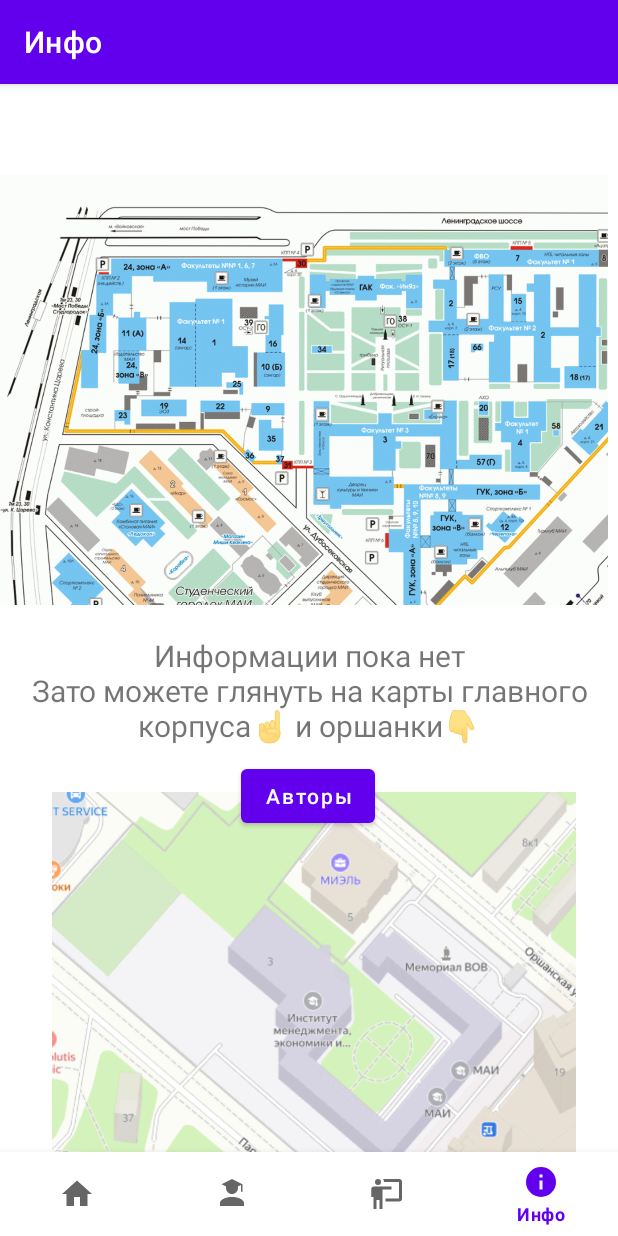
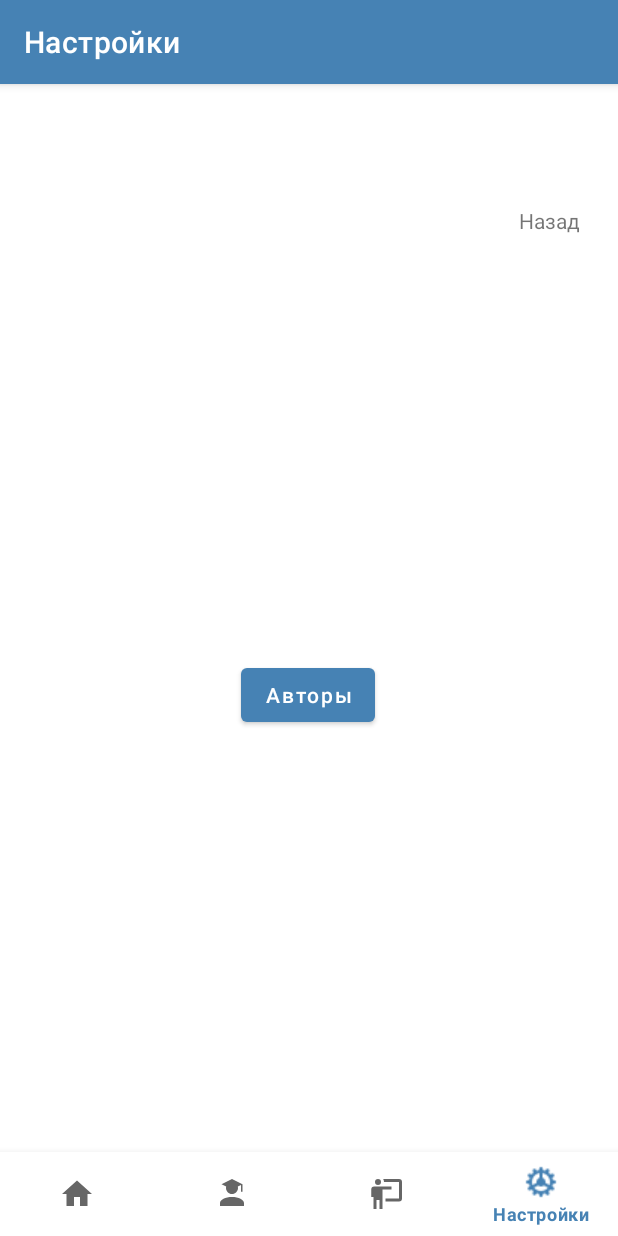
Before and after one commit to podkydish/MobileSchedule, an Android app: the SettingsFragment screen opened through its navigation route, on a phone screen of 412 x 824 dp. Run offline under Robolectric (Android 15) with nearby library versions, the phone set to English and light mode, and no system bars; our stand-ins replace navigation-ui.

Commit message:
работа с интерфейсом, перераспределение обязанностей фрагментов

```diff
--- a/app/build.gradle
+++ b/app/build.gradle
@@ -51,4 +51,5 @@ dependencies {
     implementation 'javax.persistence:javax.persistence-api:2.2'
     implementation group: 'org.apache.commons', name: 'commons-text', version: '1.10.0'
     implementation 'androidx.localbroadcastmanager:localbroadcastmanager:1.0.0'
+    implementation 'com.google.android.material:material:1.3.0-alpha02'
 }
--- a/app/src/main/AndroidManifest.xml
+++ b/app/src/main/AndroidManifest.xml
@@ -20,10 +20,8 @@
                 android:label="@string/app_name">
             <intent-filter>
                 <action android:name="android.intent.action.MAIN"/>
-
                 <category android:name="android.intent.category.LAUNCHER"/>
             </intent-filter>
-
             <meta-data
                     android:name="android.app.lib_name"
                     android:value=""/>
--- a/app/src/main/java/com/example/kalonkotlin/MainActivity.kt
+++ b/app/src/main/java/com/example/kalonkotlin/MainActivity.kt
@@ -25,7 +25,7 @@ class MainActivity : AppCompatActivity() {
         // Passing each menu ID as a set of Ids because each
         // menu should be considered as top level destinations.
         val appBarConfiguration = AppBarConfiguration(setOf(
-            R.id.navigation_home, R.id.navigation_student, R.id.navigation_professor, R.id.navigation_info))
+            R.id.navigation_home, R.id.navigation_student, R.id.navigation_professor, R.id.navigation_settings))
         setupActionBarWithNavController(navController, appBarConfiguration)
         navView.setupWithNavController(navController)
     }
--- a/app/src/main/java/com/example/kalonkotlin/ui/home/HomeFragment.kt
+++ b/app/src/main/java/com/example/kalonkotlin/ui/home/HomeFragment.kt
@@ -29,7 +29,6 @@ class HomeFragment : Fragment() {
     ): View {
         _binding = FragmentHomeBinding.inflate(inflater, container, false)
         val root: View = binding.root
-        val button = binding.extBtn
         maiNews?.settings?.cacheMode = WebSettings.LOAD_CACHE_ELSE_NETWORK
         maiNews = binding.webview
         maiNews!!.settings.javaScriptEnabled = true
@@ -37,10 +36,6 @@ class HomeFragment : Fragment() {
                 "document.getElementsByTagName('col-lg-8 me-auto mb-7 mb-lg-0')[0].style.display=\"none\"; " +
                 "})()"))
         maiNews?.loadUrl("https://mai.ru/press/news/")
-        button.setOnClickListener {
-            requireActivity().finish()
-            exitProcess(0)
-        }
         val textView: TextView = binding.textHome
         textView.text = "Добро пожаловать!"
         if (!Network.checkConnectivity(this.requireContext())) {
--- a/app/src/main/java/com/example/kalonkotlin/ui/info/InfoFragment.kt
+++ b/app/src/main/java/com/example/kalonkotlin/ui/info/SettingsFragment.kt
@@ -10,19 +10,16 @@ import android.widget.Button
 import android.widget.ImageView
 import android.widget.TextView
 import androidx.fragment.app.Fragment
-import com.example.kalonkotlin.databinding.FragmentInfoBinding
+import com.example.kalonkotlin.databinding.FragmentSettingsBinding
 
 
-class InfoFragment : Fragment(), View.OnClickListener {
+class SettingsFragment : Fragment(), View.OnClickListener {
 
     lateinit var authorText: TextView
-    lateinit var mainText: TextView
-    lateinit var bottomImage: ImageView
-    lateinit var topImage: ImageView
     lateinit var backButton: TextView
     lateinit var authorButton: Button
 
-    private var _binding: FragmentInfoBinding? = null
+    private var _binding: FragmentSettingsBinding? = null
 
 
     private val binding get() = _binding!!
@@ -33,17 +30,13 @@ class InfoFragment : Fragment(), View.OnClickListener {
         container: ViewGroup?,
         savedInstanceState: Bundle?
     ): View {
-        _binding = FragmentInfoBinding.inflate(inflater, container, false)
+        _binding = FragmentSettingsBinding.inflate(inflater, container, false)
         val root: View = binding.root
         authorText = binding.authorText
-        mainText = binding.textInfo
-        bottomImage = binding.imageView2
-        topImage = binding.imageView
         backButton = binding.backBtnInfo
         authorButton = binding.authorBtn
         authorButton.setOnClickListener(this)
         backButton.setOnClickListener(this)
-        mainText.text = "Информации пока нет\nЗато можете глянуть на карты главного корпуса☝️ и оршанки\uD83D\uDC47"
 
         return root
     }
@@ -63,9 +56,6 @@ class InfoFragment : Fragment(), View.OnClickListener {
             binding.authorBtn -> {
                 authorText.visibility = View.VISIBLE
                 authorButton.visibility = View.INVISIBLE
-                mainText.visibility = View.INVISIBLE
-                bottomImage.visibility = View.INVISIBLE
-                topImage.visibility = View.INVISIBLE
                 authorText.movementMethod = LinkMovementMethod.getInstance()
                 authorText.text = """
                     Авторы сия творения:
--- a/app/src/main/res/layout/fragment_info.xml
+++ /dev/null
@@ -1,82 +0,0 @@
-<?xml version="1.0" encoding="utf-8"?>
-<androidx.constraintlayout.widget.ConstraintLayout
-        xmlns:android="http://schemas.android.com/apk/res/android"
-        xmlns:app="http://schemas.android.com/apk/res-auto"
-        xmlns:tools="http://schemas.android.com/tools"
-        android:layout_width="match_parent"
-        android:layout_height="match_parent"
-        tools:context="com.example.kalonkotlin.ui.info.InfoFragment">
-
-    <TextView
-            android:id="@+id/text_info"
-            android:layout_width="match_parent"
-            android:layout_height="wrap_content"
-            android:layout_marginStart="8dp"
-            android:layout_marginTop="8dp"
-            android:layout_marginEnd="8dp"
-            android:textAlignment="center"
-            android:textSize="20sp"
-            app:layout_constraintBottom_toBottomOf="parent"
-            app:layout_constraintEnd_toEndOf="parent"
-            app:layout_constraintHorizontal_bias="0.0"
-            app:layout_constraintStart_toStartOf="parent"
-            app:layout_constraintTop_toTopOf="parent"
-            app:layout_constraintVertical_bias="0.481"/>
-    <TextView
-            android:layout_width="381dp"
-            android:layout_height="692dp"
-            android:linksClickable="true"
-            android:id="@+id/authorText"
-            app:layout_constraintEnd_toEndOf="@+id/text_info"
-            app:layout_constraintStart_toStartOf="@+id/text_info"
-            app:layout_constraintTop_toTopOf="parent"
-            app:layout_constraintBottom_toBottomOf="parent"
-            android:visibility="invisible"/>
-    <TextView
-            android:text="@string/back"
-            android:layout_width="wrap_content"
-            android:layout_height="wrap_content" android:id="@+id/backBtnInfo"
-            app:layout_constraintTop_toTopOf="parent"
-            android:layout_marginTop="25dp" app:layout_constraintEnd_toEndOf="parent" android:layout_marginEnd="25dp"
-            android:clickable="true"/>
-
-    <ImageView
-            android:id="@+id/imageView"
-            android:layout_width="405dp"
-            android:layout_height="296dp"
-            android:contentDescription="@string/guk_map"
-            android:src="@drawable/mai_plan"
-            app:layout_constraintEnd_toEndOf="parent"
-            app:layout_constraintHorizontal_bias="0.0"
-            app:layout_constraintStart_toStartOf="parent"
-            app:layout_constraintTop_toTopOf="parent"/>
-    <ImageView
-            android:id="@+id/imageView2"
-            android:layout_width="405dp"
-            android:layout_height="296dp"
-            android:contentDescription="@string/orsh_map"
-            android:src="@drawable/orsh_plan"
-            app:layout_constraintBottom_toBottomOf="parent"
-            app:layout_constraintEnd_toEndOf="parent"
-            app:layout_constraintHorizontal_bias="1.0"
-            app:layout_constraintStart_toStartOf="parent"
-            app:layout_constraintTop_toBottomOf="@+id/text_info"
-            app:layout_constraintVertical_bias="1.0"
-            tools:ignore="ImageContrastCheck"/>
-    <Button
-            android:text="@string/authors"
-            android:layout_width="wrap_content"
-            android:layout_height="wrap_content"
-            android:id="@+id/authorBtn"
-            android:textIsSelectable="true"
-            app:layout_constraintEnd_toEndOf="parent"
-            app:layout_constraintStart_toStartOf="parent"
-            android:layout_marginTop="9dp"
-            app:layout_constraintTop_toBottomOf="@+id/text_info"
-            app:layout_constraintBottom_toTopOf="@+id/imageView2"
-            app:layout_constraintHorizontal_bias="0.498"
-            app:layout_constraintVertical_bias="0.0"/>
-
-
-
-</androidx.constraintlayout.widget.ConstraintLayout>
--- /dev/null
+++ b/app/src/main/res/layout/fragment_settings.xml
@@ -0,0 +1,41 @@
+<?xml version="1.0" encoding="utf-8"?>
+<androidx.constraintlayout.widget.ConstraintLayout
+        xmlns:android="http://schemas.android.com/apk/res/android"
+        xmlns:app="http://schemas.android.com/apk/res-auto"
+        xmlns:tools="http://schemas.android.com/tools"
+        android:layout_width="match_parent"
+        android:layout_height="match_parent"
+        tools:context="com.example.kalonkotlin.ui.info.SettingsFragment">
+
+    <TextView
+            android:layout_width="381dp"
+            android:layout_height="692dp"
+            android:linksClickable="true"
+            android:id="@+id/authorText"
+            app:layout_constraintTop_toTopOf="parent"
+            app:layout_constraintBottom_toBottomOf="parent"
+            android:visibility="invisible"
+            tools:layout_editor_absoluteX="15dp" />
+    <TextView
+            android:text="@string/back"
+            android:layout_width="wrap_content"
+            android:layout_height="wrap_content" android:id="@+id/backBtnInfo"
+            app:layout_constraintTop_toTopOf="parent"
+            android:layout_marginTop="25dp" app:layout_constraintEnd_toEndOf="parent" android:layout_marginEnd="25dp"
+            android:clickable="true"/>
+
+    <Button
+            android:text="@string/authors"
+            android:layout_width="wrap_content"
+            android:layout_height="wrap_content"
+            android:id="@+id/authorBtn"
+            android:textIsSelectable="true"
+            app:layout_constraintEnd_toEndOf="parent"
+            app:layout_constraintStart_toStartOf="parent"
+            app:layout_constraintHorizontal_bias="0.498"
+            app:layout_constraintBottom_toBottomOf="@+id/authorText"
+            app:layout_constraintTop_toTopOf="parent" />
+
+
+
+</androidx.constraintlayout.widget.ConstraintLayout>
--- a/app/src/main/res/layout/probe.xml
+++ /dev/null
@@ -1,6 +0,0 @@
-<?xml version="1.0" encoding="utf-8"?>
-<androidx.constraintlayout.widget.ConstraintLayout xmlns:android="http://schemas.android.com/apk/res/android"
-        xmlns:app="http://schemas.android.com/apk/res-auto"
-        xmlns:tools="http://schemas.android.com/tools"
-        android:layout_width="match_parent"
-        android:layout_height="match_parent" />
--- a/app/src/main/res/menu/bottom_nav_menu.xml
+++ b/app/src/main/res/menu/bottom_nav_menu.xml
@@ -4,21 +4,25 @@
     <item
         android:id="@+id/navigation_home"
         android:icon="@drawable/home_image"
-        android:title="@string/title_home" />
+        android:title="@string/title_home"
+            />
 
     <item
         android:id="@+id/navigation_student"
         android:icon="@drawable/student_image"
-        android:title="@string/title_student" />
+        android:title="@string/title_student"
+            />
 
     <item
         android:id="@+id/navigation_professor"
         android:icon="@drawable/prof_image"
-        android:title="@string/title_professor" />
+        android:title="@string/title_professor"
+           />
 
     <item
-        android:id="@+id/navigation_info"
-        android:icon="@drawable/info_image"
-        android:title="@string/title_info" />
+        android:id="@+id/navigation_settings"
+        android:icon="@drawable/settings"
+        android:title="@string/title_settings"
+           />
 
 </menu>
--- a/app/src/main/res/navigation/mobile_navigation.xml
+++ b/app/src/main/res/navigation/mobile_navigation.xml
@@ -23,8 +23,8 @@
         android:label="@string/title_professor"
         tools:layout="@layout/fragment_professor" />
     <fragment
-        android:id="@+id/navigation_info"
-        android:name="com.example.kalonkotlin.ui.info.InfoFragment"
-        android:label="@string/title_info"
-        tools:layout="@layout/fragment_info" />
+        android:id="@+id/navigation_settings"
+        android:name="com.example.kalonkotlin.ui.info.SettingsFragment"
+        android:label="@string/title_settings"
+        tools:layout="@layout/fragment_settings" />
 </navigation>
--- a/app/src/main/res/values/strings.xml
+++ b/app/src/main/res/values/strings.xml
@@ -3,7 +3,7 @@
     <string name="title_home">Главная</string>
     <string name="title_student">Студент</string>
     <string name="title_professor">Преподаватель</string>
-    <string name="title_info">Инфо</string>
+    <string name="title_settings">Настройки</string>
     <string name="stud_search_btn">Поиск</string>
     <string name="fac_name">Укажите факультет</string>
     <string name="course_name">Укажите курс</string>
--- a/app/src/main/res/values/themes.xml
+++ b/app/src/main/res/values/themes.xml
@@ -2,8 +2,8 @@
     <!-- Base application theme. -->
     <style name="Theme.MaybeFragment" parent="Theme.MaterialComponents.DayNight.DarkActionBar">
         <!-- Primary brand color. -->
-        <item name="colorPrimary">@color/purple_500</item>
-        <item name="colorPrimaryVariant">@color/purple_700</item>
+        <item name="colorPrimary">#4682B4</item>
+        <item name="colorPrimaryVariant">#4682B4</item>
         <item name="colorOnPrimary">@color/white</item>
         <!-- Secondary brand color. -->
         <item name="colorSecondary">@color/teal_200</item>
```
Also changed, not shown: app/src/main/java/com/example/kalonkotlin/ui/student/StudentFragment.kt (+4 -4 lines), app/src/main/res/layout/fragment_home.xml (+2 -11 lines), app/src/main/res/layout/fragment_professor.xml (+19 -10 lines), app/src/main/res/layout/fragment_student.xml (+38 -22 lines), app/src/main/res/drawable/mai_plan.gif (deleted), app/src/main/res/drawable/orsh_plan.png (deleted), app/src/main/res/drawable/settings.png (added), 1 other file.
